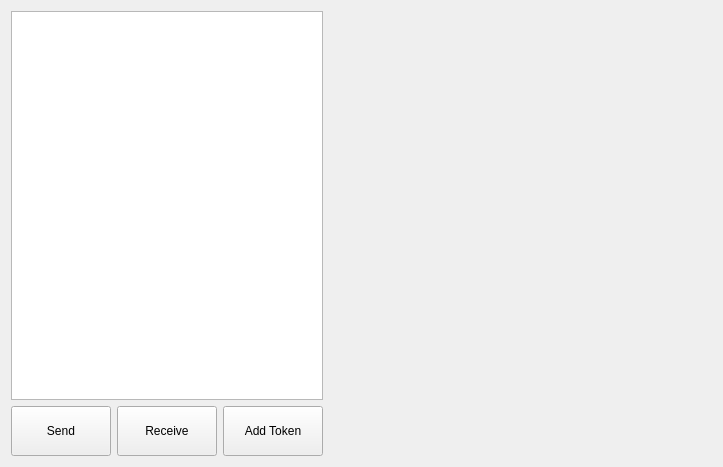
This is src/qt/forms/qrctoken.ui in qtumproject/qtum as Qt 5 draws it before an edit. The edited form follows.
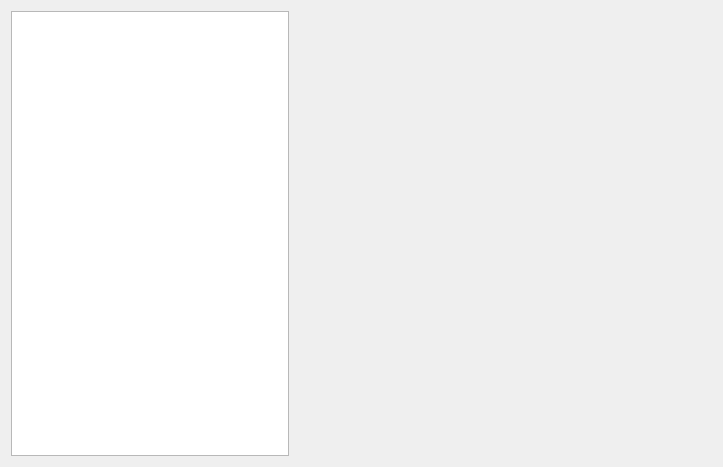
This is the edited form.

Commit message: Move QRC Token actions into the navigation bar

```diff
--- a/src/qt/forms/qrctoken.ui
+++ b/src/qt/forms/qrctoken.ui
@@ -25,67 +25,6 @@
          </property>
         </widget>
        </item>
-       <item>
-        <layout class="QHBoxLayout" name="horizontalLayout_2">
-         <item>
-          <widget class="QToolButton" name="sendButton">
-           <property name="sizePolicy">
-            <sizepolicy hsizetype="Expanding" vsizetype="Fixed">
-             <horstretch>0</horstretch>
-             <verstretch>0</verstretch>
-            </sizepolicy>
-           </property>
-           <property name="minimumSize">
-            <size>
-             <width>100</width>
-             <height>50</height>
-            </size>
-           </property>
-           <property name="text">
-            <string>Send</string>
-           </property>
-          </widget>
-         </item>
-         <item>
-          <widget class="QToolButton" name="receiveButton">
-           <property name="sizePolicy">
-            <sizepolicy hsizetype="Expanding" vsizetype="Fixed">
-             <horstretch>0</horstretch>
-             <verstretch>0</verstretch>
-            </sizepolicy>
-           </property>
-           <property name="minimumSize">
-            <size>
-             <width>100</width>
-             <height>50</height>
-            </size>
-           </property>
-           <property name="text">
-            <string>Receive</string>
-           </property>
-          </widget>
-         </item>
-         <item>
-          <widget class="QToolButton" name="addTokenButton">
-           <property name="sizePolicy">
-            <sizepolicy hsizetype="Expanding" vsizetype="Fixed">
-             <horstretch>0</horstretch>
-             <verstretch>0</verstretch>
-            </sizepolicy>
-           </property>
-           <property name="minimumSize">
-            <size>
-             <width>100</width>
-             <height>50</height>
-            </size>
-           </property>
-           <property name="text">
-            <string>Add Token</string>
-           </property>
-          </widget>
-         </item>
-        </layout>
-       </item>
       </layout>
      </item>
      <item>
```
The commit also changes 9 other files.
